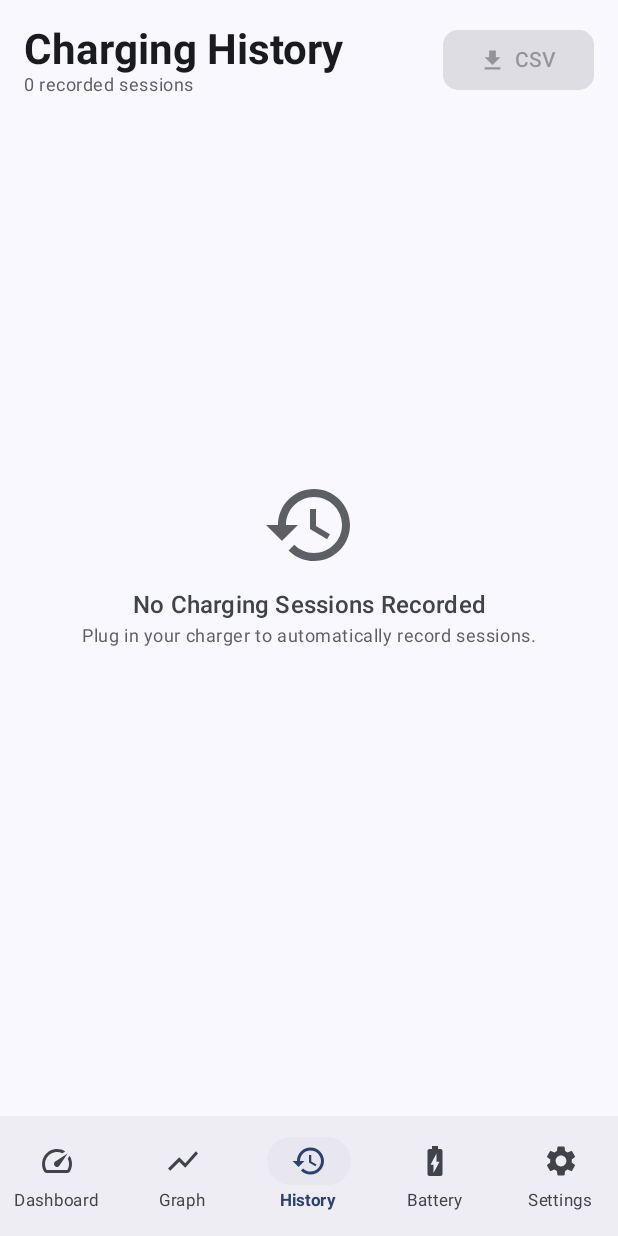
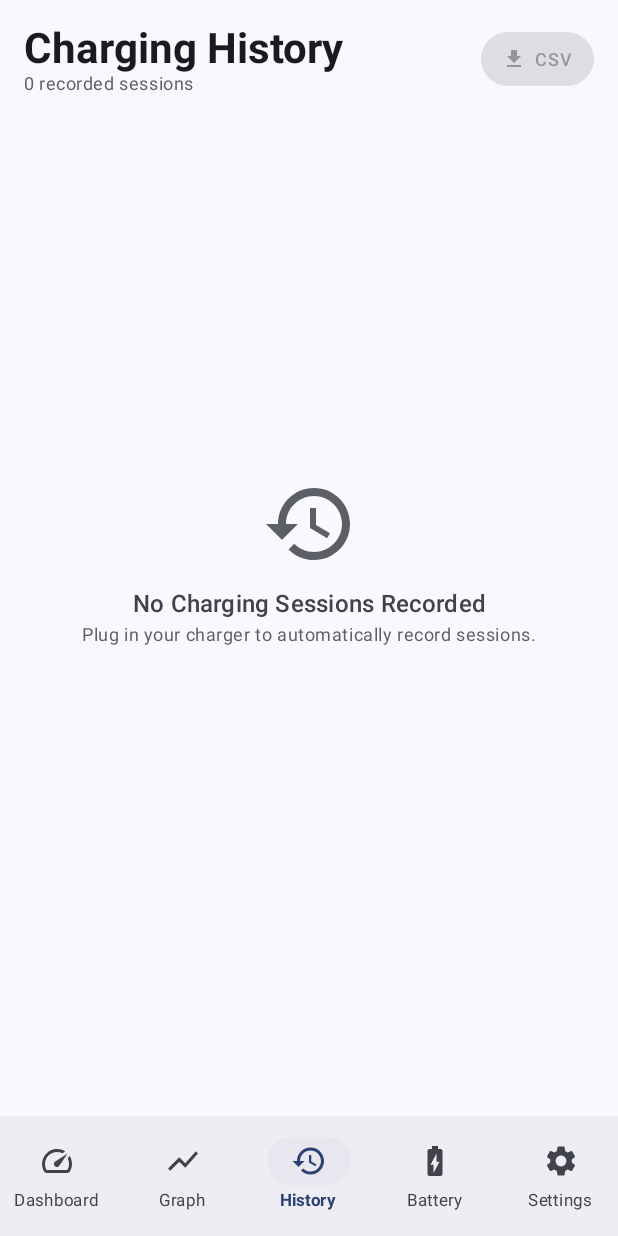
Before and after one commit to Futaroukun/wattmeter, an Android app built with Jetpack Compose: the HistoryScreen screen opened through its navigation route, on a phone screen of 412 x 824 dp. Run offline under Robolectric (Android 15) with nearby library versions, the phone set to English and light mode, and no system bars; libraries missing offline, so code that uses them is left out: androidx.glance, androidx.glance.appwidget; 9 statements that could not run were skipped.

Commit message:
Refine button sizing, metric grid symmetry and proportion, and center app launcher logo

```diff
--- a/app/src/main/java/com/antigravity/wattmeter/ui/components/DiagnosticBanner.kt
+++ b/app/src/main/java/com/antigravity/wattmeter/ui/components/DiagnosticBanner.kt
@@ -7,6 +7,7 @@ import androidx.compose.animation.fadeOut
 import androidx.compose.animation.shrinkVertically
 import androidx.compose.foundation.layout.Arrangement
 import androidx.compose.foundation.layout.Column
+import androidx.compose.foundation.layout.PaddingValues
 import androidx.compose.foundation.layout.Row
 import androidx.compose.foundation.layout.Spacer
 import androidx.compose.foundation.layout.fillMaxWidth
@@ -172,8 +173,12 @@ fun DiagnosticBanner(
                         colors = ButtonDefaults.outlinedButtonColors(
                             contentColor = MaterialTheme.colorScheme.primary
                         ),
-                        shape = RoundedCornerShape(8.dp),
-                        modifier = Modifier.fillMaxWidth()
+                        shape = RoundedCornerShape(19.dp),
+                        modifier = Modifier
+                            .fillMaxWidth(0.9f)
+                            .height(38.dp)
+                            .align(Alignment.CenterHorizontally),
+                        contentPadding = PaddingValues(horizontal = 16.dp, vertical = 0.dp)
                     ) {
                         Icon(
                             imageVector = Icons.Default.SwapVert,
@@ -182,7 +187,8 @@ fun DiagnosticBanner(
                         )
                         Spacer(modifier = Modifier.width(8.dp))
                         Text(
-                            text = if (diagnosticInfo.signReversed) "Sign Inverted (Active)" else "Toggle Invert Sign"
+                            text = if (diagnosticInfo.signReversed) "Sign Inverted (Active)" else "Toggle Invert Sign",
+                            style = MaterialTheme.typography.labelMedium
                         )
                     }
                 }
--- a/app/src/main/java/com/antigravity/wattmeter/ui/components/MetricCard.kt
+++ b/app/src/main/java/com/antigravity/wattmeter/ui/components/MetricCard.kt
@@ -37,7 +37,7 @@ fun MetricCard(
 ) {
     Card(
         modifier = modifier,
-        shape = RoundedCornerShape(16.dp),
+        shape = RoundedCornerShape(14.dp),
         colors = CardDefaults.cardColors(
             containerColor = MaterialTheme.colorScheme.surfaceContainerHigh
         )
@@ -45,7 +45,7 @@ fun MetricCard(
         Column(
             modifier = Modifier
                 .fillMaxWidth()
-                .padding(14.dp)
+                .padding(horizontal = 12.dp, vertical = 10.dp)
         ) {
             Row(
                 modifier = Modifier.fillMaxWidth(),
@@ -54,16 +54,19 @@ fun MetricCard(
             ) {
                 Text(
                     text = title,
-                    style = MaterialTheme.typography.labelMedium,
+                    style = MaterialTheme.typography.labelSmall.copy(
+                        fontWeight = FontWeight.SemiBold,
+                        fontSize = 11.sp
+                    ),
                     color = MaterialTheme.colorScheme.onSurfaceVariant
                 )
                 if (icon != null) {
                     Box(
                         modifier = Modifier
-                            .size(28.dp)
+                            .size(24.dp)
                             .background(
                                 color = accentColor.copy(alpha = 0.15f),
-                                shape = RoundedCornerShape(8.dp)
+                                shape = RoundedCornerShape(6.dp)
                             ),
                         contentAlignment = Alignment.Center
                     ) {
@@ -71,31 +74,31 @@ fun MetricCard(
                             imageVector = icon,
                             contentDescription = title,
                             tint = accentColor,
-                            modifier = Modifier.size(16.dp)
+                            modifier = Modifier.size(14.dp)
                         )
                     }
                 }
             }
 
-            Spacer(modifier = Modifier.height(8.dp))
+            Spacer(modifier = Modifier.height(4.dp))
 
             Row(
                 verticalAlignment = Alignment.Bottom
             ) {
                 Text(
                     text = value,
-                    style = MaterialTheme.typography.titleLarge.copy(
+                    style = MaterialTheme.typography.titleMedium.copy(
                         fontWeight = FontWeight.Bold,
-                        fontSize = 22.sp
+                        fontSize = 19.sp
                     ),
                     color = MaterialTheme.colorScheme.onSurface
                 )
                 if (unit.isNotEmpty()) {
                     Text(
                         text = " $unit",
-                        style = MaterialTheme.typography.bodyMedium.copy(fontWeight = FontWeight.SemiBold),
+                        style = MaterialTheme.typography.bodySmall.copy(fontWeight = FontWeight.SemiBold),
                         color = accentColor,
-                        modifier = Modifier.padding(bottom = 2.dp)
+                        modifier = Modifier.padding(bottom = 1.dp)
                     )
                 }
             }
@@ -104,7 +107,7 @@ fun MetricCard(
                 Spacer(modifier = Modifier.height(2.dp))
                 Text(
                     text = subtitle,
-                    style = MaterialTheme.typography.bodySmall,
+                    style = MaterialTheme.typography.labelSmall.copy(fontSize = 11.sp),
                     color = MaterialTheme.colorScheme.outline
                 )
             }
--- a/app/src/main/java/com/antigravity/wattmeter/ui/components/WattGauge.kt
+++ b/app/src/main/java/com/antigravity/wattmeter/ui/components/WattGauge.kt
@@ -119,6 +119,7 @@ fun WattGauge(
         }
 
         Column(
+            modifier = Modifier.padding(top = 8.dp),
             horizontalAlignment = Alignment.CenterHorizontally,
             verticalArrangement = Arrangement.Center
         ) {
@@ -130,7 +131,7 @@ fun WattGauge(
                     text = String.format(Locale.US, "%.1f", displayWatt),
                     style = MaterialTheme.typography.displayMedium.copy(
                         fontWeight = FontWeight.ExtraBold,
-                        fontSize = 46.sp
+                        fontSize = 42.sp
                     ),
                     color = MaterialTheme.colorScheme.onSurface
                 )
@@ -138,10 +139,10 @@ fun WattGauge(
                     text = "W",
                     style = MaterialTheme.typography.titleMedium.copy(
                         fontWeight = FontWeight.Bold,
-                        fontSize = 20.sp
+                        fontSize = 19.sp
                     ),
                     color = MaterialTheme.colorScheme.primary,
-                    modifier = Modifier.padding(bottom = 6.dp, start = 4.dp)
+                    modifier = Modifier.padding(bottom = 5.dp, start = 4.dp)
                 )
             }
 
--- a/app/src/main/java/com/antigravity/wattmeter/ui/screens/DashboardScreen.kt
+++ b/app/src/main/java/com/antigravity/wattmeter/ui/screens/DashboardScreen.kt
@@ -161,7 +161,7 @@ fun DashboardScreen(
             watt = snapshot.watt,
             smoothedWatt = snapshot.smoothedWatt,
             isCharging = snapshot.isCharging,
-            size = 250.dp
+            size = 230.dp
         )
 
         Spacer(modifier = Modifier.height(16.dp))
@@ -184,6 +184,7 @@ fun DashboardScreen(
                 unit = "mA",
                 icon = Icons.Default.Bolt,
                 accentColor = CyanPrimary,
+                subtitle = if (snapshot.isCharging) "Charging flow" else "Discharge rate",
                 modifier = Modifier.weight(1f)
             )
             MetricCard(
@@ -192,6 +193,7 @@ fun DashboardScreen(
                 unit = "V",
                 icon = Icons.Default.FlashOn,
                 accentColor = TealSecondary,
+                subtitle = "Cell potential",
                 modifier = Modifier.weight(1f)
             )
         }
@@ -208,6 +210,7 @@ fun DashboardScreen(
                 unit = "°C",
                 icon = Icons.Default.Thermostat,
                 accentColor = tempColor,
+                subtitle = if (snapshot.temperatureCelsius >= 40f) "High temp" else "Normal range",
                 modifier = Modifier.weight(1f)
             )
             MetricCard(
@@ -216,6 +219,7 @@ fun DashboardScreen(
                 unit = "%",
                 icon = Icons.Default.BatteryChargingFull,
                 accentColor = SuccessGreen,
+                subtitle = "Health: ${snapshot.health}",
                 modifier = Modifier.weight(1f)
             )
         }
@@ -232,6 +236,7 @@ fun DashboardScreen(
                 unit = "",
                 icon = Icons.Default.Schedule,
                 accentColor = MaterialTheme.colorScheme.tertiary,
+                subtitle = if (snapshot.isCharging) "Charging session" else "Idle timer",
                 modifier = Modifier.weight(1f)
             )
             MetricCard(
@@ -240,18 +245,19 @@ fun DashboardScreen(
                 unit = "",
                 icon = Icons.Default.Power,
                 accentColor = WarningAmber,
+                subtitle = if (snapshot.isCharging && snapshot.levelPercent < 100) "Target 100%" else "Battery full",
                 modifier = Modifier.weight(1f)
             )
         }
 
-        Spacer(modifier = Modifier.height(20.dp))
+        Spacer(modifier = Modifier.height(18.dp))
 
         Button(
             onClick = { viewModel.toggleMonitoringService(context) },
             modifier = Modifier
-                .fillMaxWidth()
-                .height(52.dp),
-            shape = RoundedCornerShape(14.dp),
+                .fillMaxWidth(0.88f)
+                .height(46.dp),
+            shape = RoundedCornerShape(23.dp),
             colors = ButtonDefaults.buttonColors(
                 containerColor = if (isServiceRunning) DangerRed else MaterialTheme.colorScheme.primary,
                 contentColor = if (isServiceRunning) MaterialTheme.colorScheme.onError else MaterialTheme.colorScheme.onPrimary
@@ -259,12 +265,13 @@ fun DashboardScreen(
         ) {
             Icon(
                 imageVector = if (isServiceRunning) Icons.Default.Stop else Icons.Default.PlayArrow,
-                contentDescription = "Toggle Monitor"
+                contentDescription = "Toggle Monitor",
+                modifier = Modifier.size(18.dp)
             )
             Spacer(modifier = Modifier.width(8.dp))
             Text(
                 text = if (isServiceRunning) "Stop Foreground Monitor" else "Start Foreground Monitor",
-                style = MaterialTheme.typography.titleMedium.copy(fontWeight = FontWeight.Bold)
+                style = MaterialTheme.typography.labelLarge.copy(fontWeight = FontWeight.Bold)
             )
         }
 
--- a/app/src/main/java/com/antigravity/wattmeter/ui/screens/HistoryScreen.kt
+++ b/app/src/main/java/com/antigravity/wattmeter/ui/screens/HistoryScreen.kt
@@ -85,28 +85,37 @@ fun HistoryScreen(
                 )
             }
 
-            Row {
+            Row(verticalAlignment = Alignment.CenterVertically) {
                 FilledTonalButton(
                     onClick = { viewModel.exportCsv(context) },
                     enabled = sessions.isNotEmpty(),
-                    shape = RoundedCornerShape(10.dp)
+                    shape = RoundedCornerShape(18.dp),
+                    modifier = Modifier.height(36.dp),
+                    contentPadding = PaddingValues(horizontal = 14.dp, vertical = 0.dp)
                 ) {
                     Icon(
                         imageVector = Icons.Default.FileDownload,
                         contentDescription = "Export CSV",
-                        modifier = Modifier.size(18.dp)
+                        modifier = Modifier.size(16.dp)
                     )
                     Spacer(modifier = Modifier.width(6.dp))
-                    Text(text = "CSV")
+                    Text(
+                        text = "CSV",
+                        style = MaterialTheme.typography.labelMedium.copy(fontWeight = FontWeight.SemiBold)
+                    )
                 }
 
                 if (sessions.isNotEmpty()) {
-                    Spacer(modifier = Modifier.width(8.dp))
-                    IconButton(onClick = { showClearConfirm = true }) {
+                    Spacer(modifier = Modifier.width(6.dp))
+                    IconButton(
+                        onClick = { showClearConfirm = true },
+                        modifier = Modifier.size(36.dp)
+                    ) {
                         Icon(
                             imageVector = Icons.Default.DeleteSweep,
                             contentDescription = "Clear All",
-                            tint = DangerRed
+                            tint = DangerRed,
+                            modifier = Modifier.size(20.dp)
                         )
                     }
                 }
--- a/app/src/main/res/drawable/ic_launcher_foreground.xml
+++ b/app/src/main/res/drawable/ic_launcher_foreground.xml
@@ -5,8 +5,8 @@
     android:viewportHeight="108">
     <path
         android:fillColor="#00E676"
-        android:pathData="M54,18 L78,32 L78,60 L54,74 L30,60 L30,32 Z" />
+        android:pathData="M54,26 L78,40 L78,68 L54,82 L30,68 L30,40 Z" />
     <path
         android:fillColor="#121212"
-        android:pathData="M56,26 L42,48 L52,48 L48,66 L64,44 L54,44 Z" />
+        android:pathData="M56,34 L42,56 L52,56 L48,74 L64,52 L54,52 Z" />
 </vector>
```
